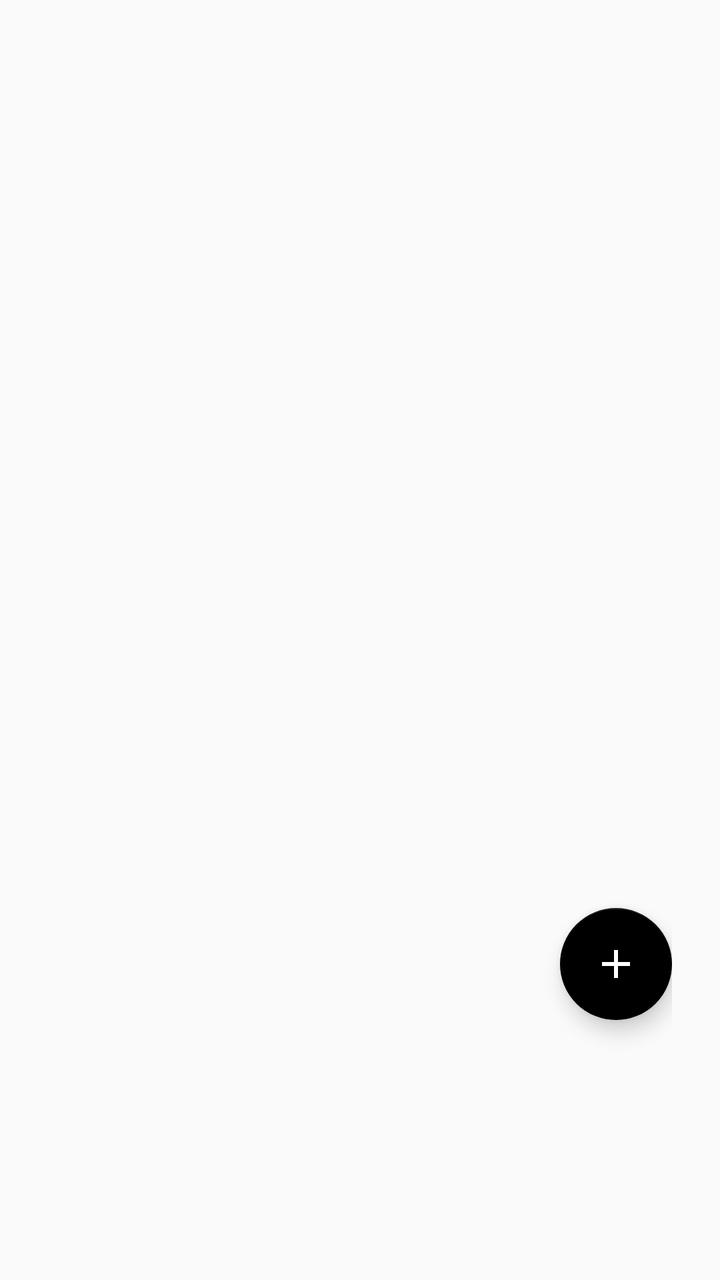
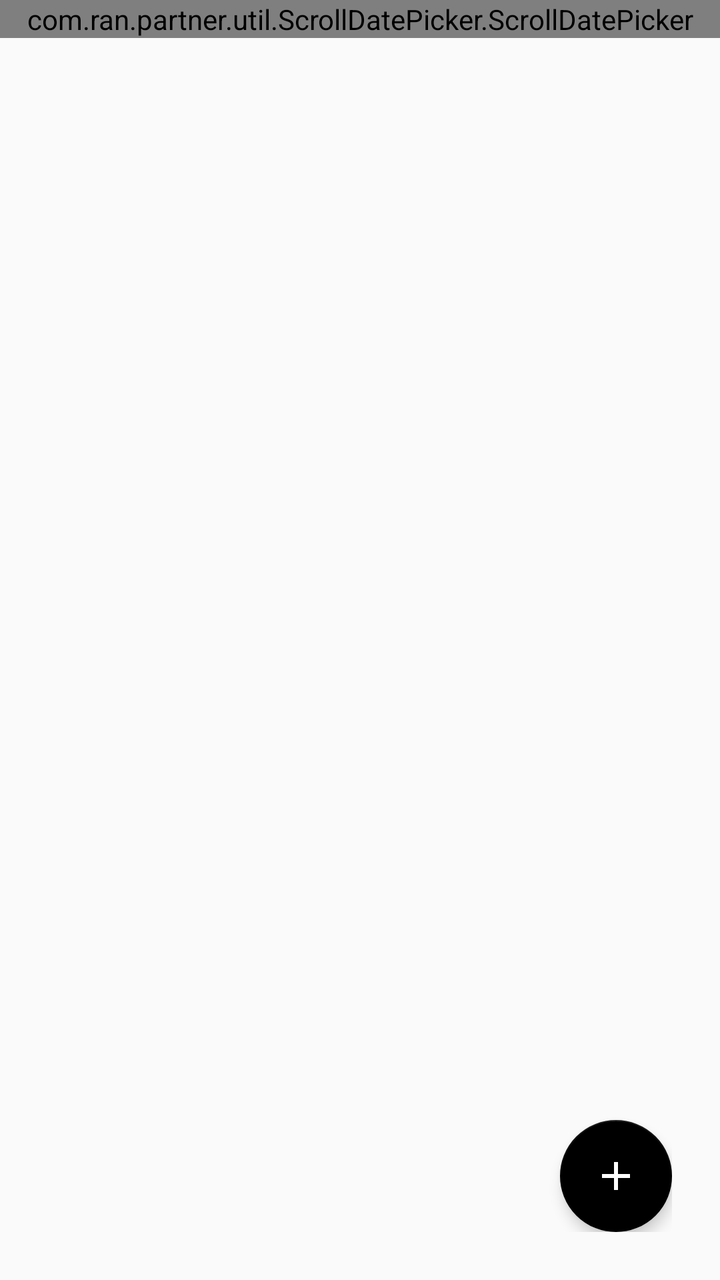

An Android layout rendered at two revisions. The XML below is the earlier revision; the diff shows what the commit changed to produce the second picture.
<!-- AndroidManifest.xml: application theme AppTheme -->
<!-- res/layout/fragment_cars.xml -->
<?xml version="1.0" encoding="utf-8"?>
<LinearLayout xmlns:android="http://schemas.android.com/apk/res/android"
    xmlns:app="http://schemas.android.com/apk/res-auto"
    xmlns:tools="http://schemas.android.com/tools"
    android:layout_width="match_parent"
    android:layout_height="match_parent"
    android:orientation="vertical"
    android:padding="24dp">

    <android.support.design.widget.FloatingActionButton
        android:id="@+id/add_car_button"
        android:layout_width="match_parent"
        android:layout_height="wrap_content"
        android:layout_gravity="bottom|end"
        android:layout_marginTop="430dp"
        android:clickable="true"
        android:focusable="true"
        app:srcCompat="@drawable/ic_add_white_24dp"
        tools:ignore="VectorDrawableCompat" />

</LinearLayout>
<!-- resources referenced by this layout -->
<resources>
  <!-- drawable ic_add_white_24dp (drawable) -->
  <vector xmlns:android="http://schemas.android.com/apk/res/android"
      android:width="24dp"
      android:height="24dp"
      android:tint="#FFFFFF"
      android:viewportHeight="24.0"
      android:viewportWidth="24.0">
      <path
          android:fillColor="#FF000000"
          android:pathData="M19,13h-6v6h-2v-6H5v-2h6V5h2v6h6v2z" />
  </vector>
  <style name="AppTheme" parent="Theme.AppCompat.Light.DarkActionBar">
          <item name="colorPrimary">@color/colorPrimary</item>
          <item name="colorPrimaryDark">@color/colorPrimaryDark</item>
          <item name="colorAccent">@color/colorAccent</item>
      </style>
  <color name="colorPrimary">#000000</color>
  <color name="colorPrimaryDark">#000000</color>
  <color name="colorAccent">#000000</color>
</resources>

<!-- the commit's change to res/layout/fragment_cars.xml (unified diff, before → after) -->
@@ -5,17 +5,32 @@
     android:layout_width="match_parent"
     android:layout_height="match_parent"
     android:orientation="vertical"
-    android:padding="24dp">
+    tools:context=".CarsFragment">
 
-    <android.support.design.widget.FloatingActionButton
-        android:id="@+id/add_car_button"
+    <com.ran.partner.util.ScrollDatePicker.ScrollDatePicker
+        android:id="@+id/cars_scroll_date_picker"
         android:layout_width="match_parent"
-        android:layout_height="wrap_content"
-        android:layout_gravity="bottom|end"
-        android:layout_marginTop="430dp"
-        android:clickable="true"
-        android:focusable="true"
-        app:srcCompat="@drawable/ic_add_white_24dp"
-        tools:ignore="VectorDrawableCompat" />
+        android:layout_height="wrap_content" />
+
+    <RelativeLayout
+        android:layout_width="match_parent"
+        android:layout_height="0dp"
+        android:layout_weight="1"
+        android:padding="24dp">
+
+        <android.support.design.widget.FloatingActionButton
+            android:id="@+id/add_car_button"
+            android:layout_width="wrap_content"
+            android:layout_height="wrap_content"
+            android:layout_alignParentBottom="true"
+            android:layout_alignParentEnd="true"
+            android:clickable="true"
+            android:focusable="true"
+            app:elevation="4dp"
+            app:rippleColor="?attr/colorButtonNormal"
+            app:srcCompat="@drawable/ic_add_white_24dp"
+            tools:ignore="VectorDrawableCompat" />
+
+    </RelativeLayout>
 
 </LinearLayout>
